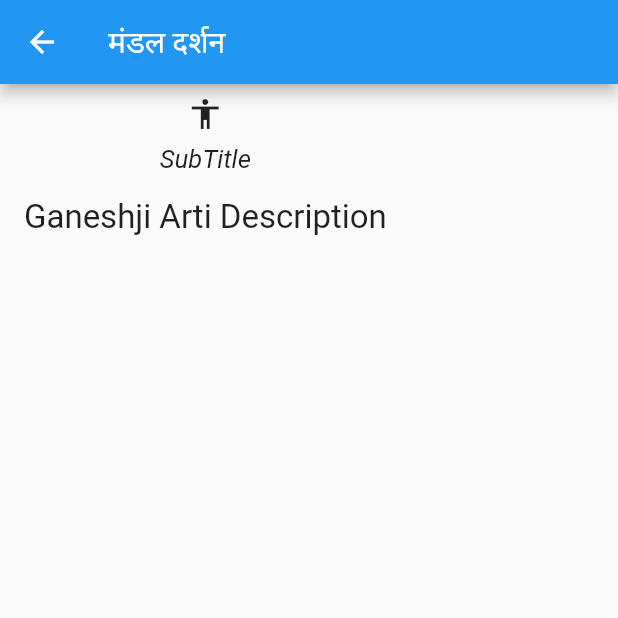
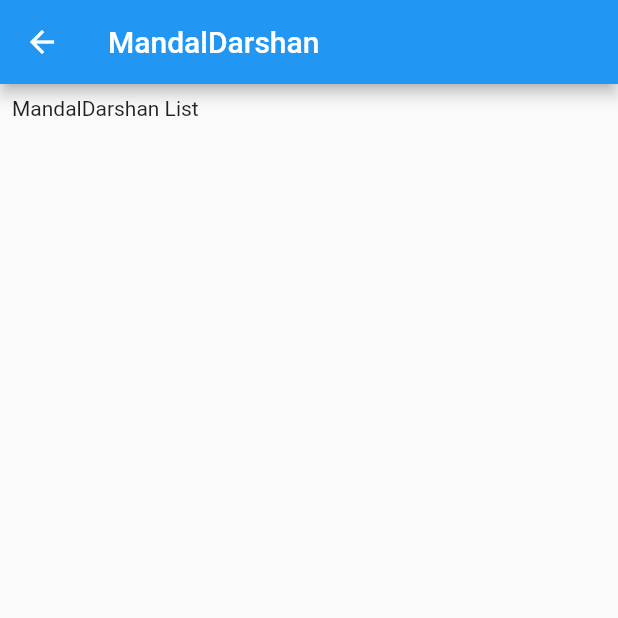
Before and after one commit to sushantkadav/arti_sangrah, a Flutter app: the screen it shows after launch, after a tap on "मंडल दर्शन", on a phone screen of 412 x 824 dp, the top half of it. Run offline on Flutter 3.47's test engine with Material 2 defaults, Android fonts, the phone set to English and light mode, and no system bars.

Commit message:
HomeList Created

```diff
--- a/lib/model/arti.dart
+++ b/lib/model/arti.dart
@@ -1,26 +1,33 @@
+import 'package:arti_sangrah/screens/home_screen/granthavali_list.dart';
+import 'package:arti_sangrah/screens/home_screen/hindi_strot_list.dart';
+import 'package:arti_sangrah/screens/home_screen/mandal_darshan_list.dart';
+import 'package:arti_sangrah/screens/home_screen/namavali_list.dart';
+import 'package:arti_sangrah/screens/home_screen/pooja_path.dart';
+import 'package:arti_sangrah/screens/home_screen/sanskrit_strot_list.dart';
+import 'package:arti_sangrah/screens/home_screen/vaidik_prakaran_list.dart';
+import 'package:arti_sangrah/screens/home_screen/vratkatha_list.dart';
 import 'package:flutter/material.dart';
 
 class Arti{
   String title;
   String subtile;
-  String description;
+  Widget nextScreen;
   String imgUrl;
-
 
   Arti({required this.title,
   required this.subtile,
-  required this.description,
+  required this.nextScreen,
   required this.imgUrl});
 }
 
   List<Arti> artiList = [
-    Arti(title: "वैदिक प्रकरण" , subtile: "ध्यान, आवाहन, हवन", description: "Shivaji Arti Description", imgUrl: "imgUrl"),
-    Arti(title: "मंडल दर्शन", subtile: "SubTitle", description: "Ganeshji Arti Description", imgUrl: "imgUrl"),
-    Arti(title: "संस्कृत स्तोत्र", subtile: "स्तुती, अष्टक", description: "Ganeshji Arti Description", imgUrl: "imgUrl"),
-    Arti(title: "हिंदी स्तोत्र", subtile: "आरती, चालीसा", description: "Ganeshji Arti Description", imgUrl: "imgUrl"),
-    Arti(title: "नामावली", subtile: "द्वादशनाम, शतनाम, सहस्त्रनाम", description: "Ganeshji Arti Description", imgUrl: "imgUrl"),
-    Arti(title: "व्रतकथा", subtile: "सत्यनारायण", description: "Ganeshji Arti Description", imgUrl: "imgUrl"),
-    Arti(title: "ग्रंथावली", subtile: "सप्तशती", description: "Ganeshji Arti Description", imgUrl: "imgUrl"),
-    Arti(title: "पूजापाठ TV", subtile: "", description: "Ganeshji Arti Description", imgUrl: "imgUrl")
+    Arti(title: "वैदिक प्रकरण" , subtile: "ध्यान, आवाहन, हवन", nextScreen: VaidikPrakaranList() , imgUrl: "imgUrl"),
+    Arti(title: "मंडल दर्शन", subtile: "SubTitle", nextScreen: MandalDarshanList(), imgUrl: "imgUrl"),
+    Arti(title: "संस्कृत स्तोत्र", subtile: "स्तुती, अष्टक", nextScreen: SanstritStrotList(), imgUrl: "imgUrl"),
+    Arti(title: "हिंदी स्तोत्र", subtile: "आरती, चालीसा", nextScreen: HindiStrotList(), imgUrl: "imgUrl"),
+    Arti(title: "नामावली", subtile: "द्वादशनाम, शतनाम, सहस्त्रनाम", nextScreen: NamavaliList(), imgUrl: "imgUrl"),
+    Arti(title: "व्रतकथा", subtile: "सत्यनारायण", nextScreen:VratkathaList(), imgUrl: "imgUrl"),
+    Arti(title: "ग्रंथावली", subtile: "सप्तशती", nextScreen: GranthavaliList(), imgUrl: "imgUrl"),
+    Arti(title: "पूजापाठ TV", subtile: "", nextScreen: PoojaPath(), imgUrl: "imgUrl")
 
   ];
--- /dev/null
+++ b/lib/model/home/mandal_darshan.dart
@@ -0,0 +1,14 @@
+import 'package:flutter/material.dart';
+
+class MandalDarshan{
+  String title;
+  String subtile;
+  Widget nextScreen;
+  String imgUrl;
+
+
+  MandalDarshan({required this.title,
+    required this.subtile,
+    required this.nextScreen,
+    required this.imgUrl});
+}
--- a/lib/screens/arti_detail_screen.dart
+++ b/lib/screens/arti_detail_screen.dart
@@ -24,7 +24,7 @@ class ArtiDetailScreen extends StatelessWidget {
                         fontSize: 17.0, fontStyle: FontStyle.italic))),
             Padding(
                 padding: const EdgeInsets.all(8.0),
-                child: Text(arti.description,
+                child: Text("arti.description",
                     textAlign: TextAlign.justify,
                     style: TextStyle(fontSize: 22.0)))
           ],
--- a/lib/screens/arti_list_screen.dart
+++ b/lib/screens/arti_list_screen.dart
@@ -35,7 +35,7 @@ class ArtiListScreen extends StatelessWidget {
                       Navigator.push(
                           context,
                           MaterialPageRoute(
-                              builder: (context) => ArtiDetailScreen(arti)));
+                              builder: (context) => arti.nextScreen));
                     },
                   ),
                 );
--- /dev/null
+++ b/lib/screens/home_screen/mandal_darshan_list.dart
@@ -0,0 +1,16 @@
+import 'package:flutter/material.dart';
+
+class MandalDarshanList extends StatelessWidget {
+
+  @override
+  Widget build(BuildContext context) {
+    return Scaffold(
+      appBar: AppBar(title: Text("MandalDarshan")),
+      body: Padding(
+          padding: const EdgeInsets.all(8.0),
+          child:  Text("MandalDarshan List")
+
+      ),
+    );
+  }
+}
```
Also changed, not shown: lib/model/MovieCell.dart (deleted, +0 -79 lines), lib/model/home/granthavali.dart (added, +14 -0 lines), lib/model/home/hindi_strot.dart (added, +14 -0 lines), lib/model/home/namavali.dart (added, +14 -0 lines), lib/model/home/sanskrit_strot.dart (added, +14 -0 lines), lib/model/home/vaidik_prakaran.dart (added, +18 -0 lines), lib/model/home/vratkatha.dart (added, +14 -0 lines), lib/screens/home_screen/granthavali_list.dart (added, +13 -0 lines), lib/screens/home_screen/hindi_strot_list.dart (added, +16 -0 lines), lib/screens/home_screen/namavali_list.dart (added, +16 -0 lines), lib/screens/home_screen/pooja_path.dart (added, +13 -0 lines), lib/screens/home_screen/sanskrit_strot_list.dart (added, +16 -0 lines), lib/screens/home_screen/vaidik_prakaran_list.dart (added, +16 -0 lines), lib/screens/home_screen/vratkatha_list.dart (added, +16 -0 lines).
